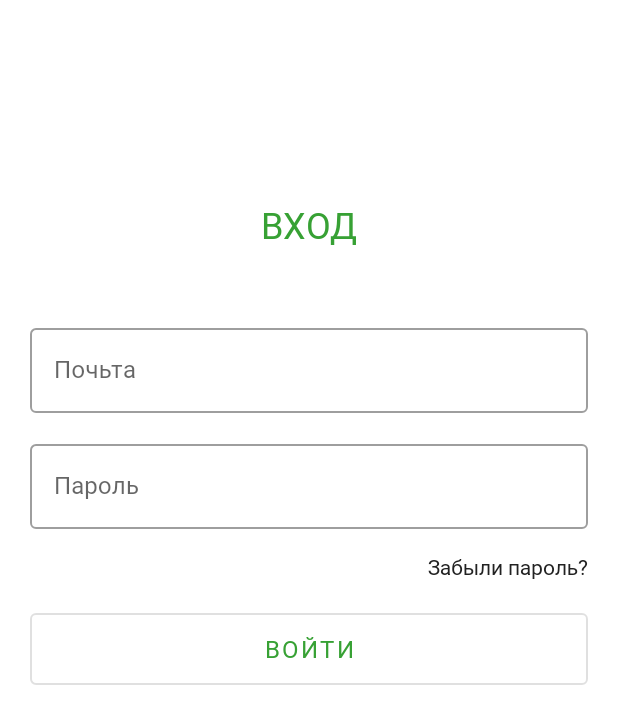
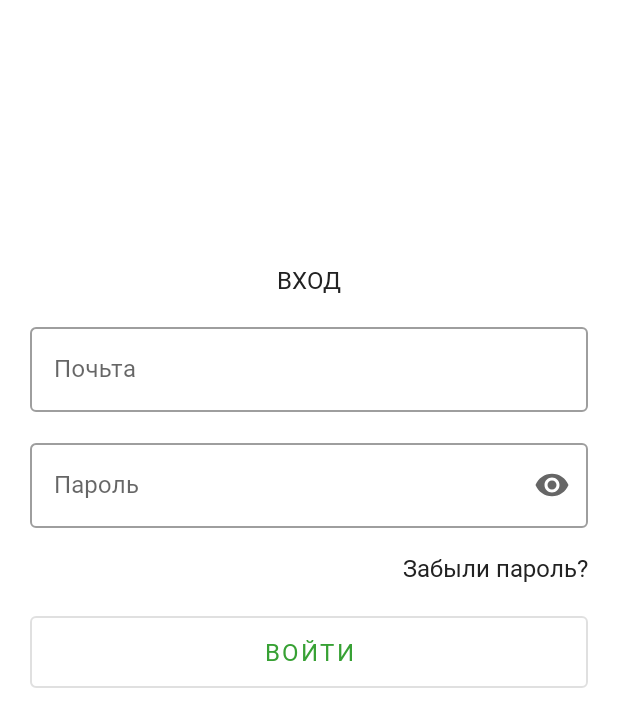
Before and after one commit to Bunyod1993/testApp, an Android app: the screen it shows after launch (MainActivity), on a phone screen of 412 x 824 dp. Shown: the top 727 px of the screen. Run offline under Robolectric (Android 15) with nearby library versions, the phone set to English and light mode, and no system bars; our stand-ins replace Dagger/Hilt's generated code, data binding; libraries missing offline, so code that uses them is left out: com.chuckerteam.chucker; 3 statements that could not run were skipped.

Commit message:
small field changes

```diff
--- a/app/src/main/res/layout/login_fragment.xml
+++ b/app/src/main/res/layout/login_fragment.xml
@@ -13,12 +13,11 @@
                 android:layout_width="wrap_content"
                 android:layout_height="wrap_content"
                 android:text="@string/login"
-                style="@style/headlineGreenRegular24"
+                android:padding="5dp"
+                style="@style/headlineBlackRegular16"
                 app:layout_constraintBottom_toTopOf="@+id/wrapper"
                 app:layout_constraintLeft_toLeftOf="parent"
-                app:layout_constraintRight_toRightOf="parent"
-                app:layout_constraintTop_toTopOf="parent"
-                app:layout_constraintVertical_bias="0.75"/>
+                app:layout_constraintRight_toRightOf="parent" />
         <androidx.constraintlayout.widget.ConstraintLayout
                 android:id="@+id/wrapper"
                 android:layout_width="match_parent"
@@ -38,7 +37,8 @@
 
                 <com.google.android.material.textfield.TextInputEditText
                         android:layout_width="match_parent"
-                        android:layout_height="wrap_content" />
+                        android:layout_height="wrap_content"
+                        android:inputType="textEmailAddress"/>
 
             </com.google.android.material.textfield.TextInputLayout>
 
@@ -49,10 +49,12 @@
                     android:hint="@string/password"
                     android:layout_marginTop="15dp"
                     app:layout_constraintTop_toBottomOf="@+id/emailAddress"
-                    style="@style/outlinedTextField">
+                    style="@style/outlinedTextField"
+                    app:endIconMode="password_toggle">
                 <com.google.android.material.textfield.TextInputEditText
                         android:layout_width="match_parent"
-                        android:layout_height="wrap_content" />
+                        android:layout_height="wrap_content"
+                        android:inputType="textPassword"/>
 
             </com.google.android.material.textfield.TextInputLayout>
 
@@ -61,7 +63,7 @@
                     android:layout_width="wrap_content"
                     android:layout_height="wrap_content"
                     android:text="@string/forgot_password"
-                    style="@style/blackRegular14"
+                    style="@style/blackRegular16"
                     android:layout_marginTop="15dp"
                     app:layout_constraintTop_toBottomOf="@+id/password"
                     app:layout_constraintRight_toRightOf="parent"/>
```
Also changed, not shown: app/src/main/res/values/styles.xml (+39 -1 lines).
